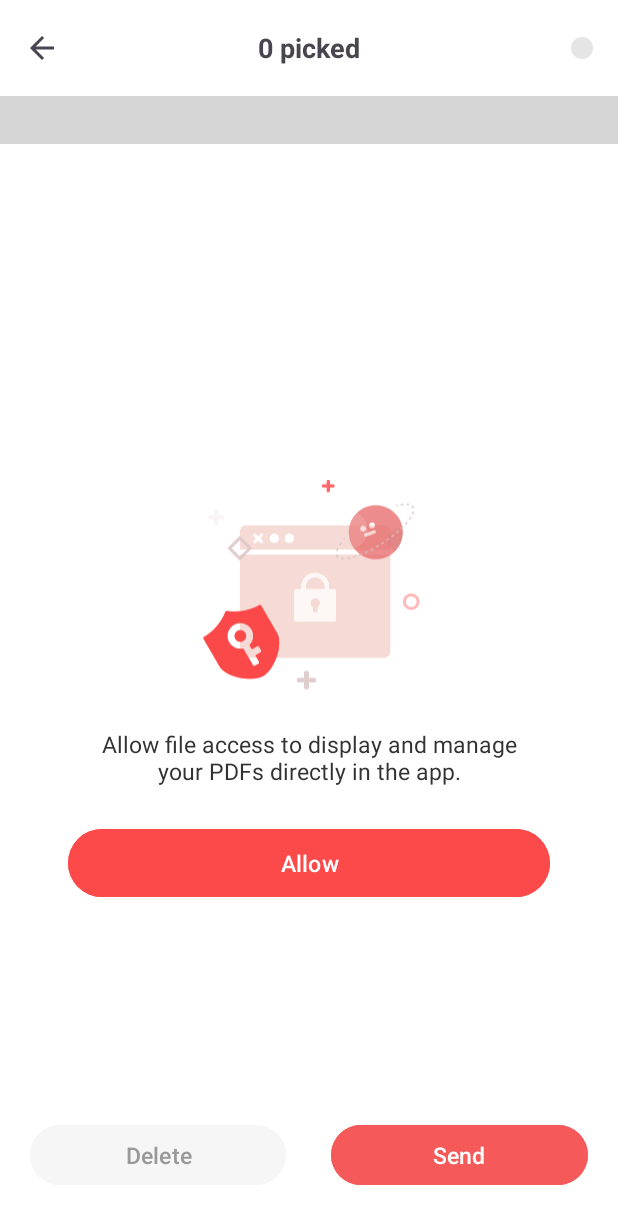
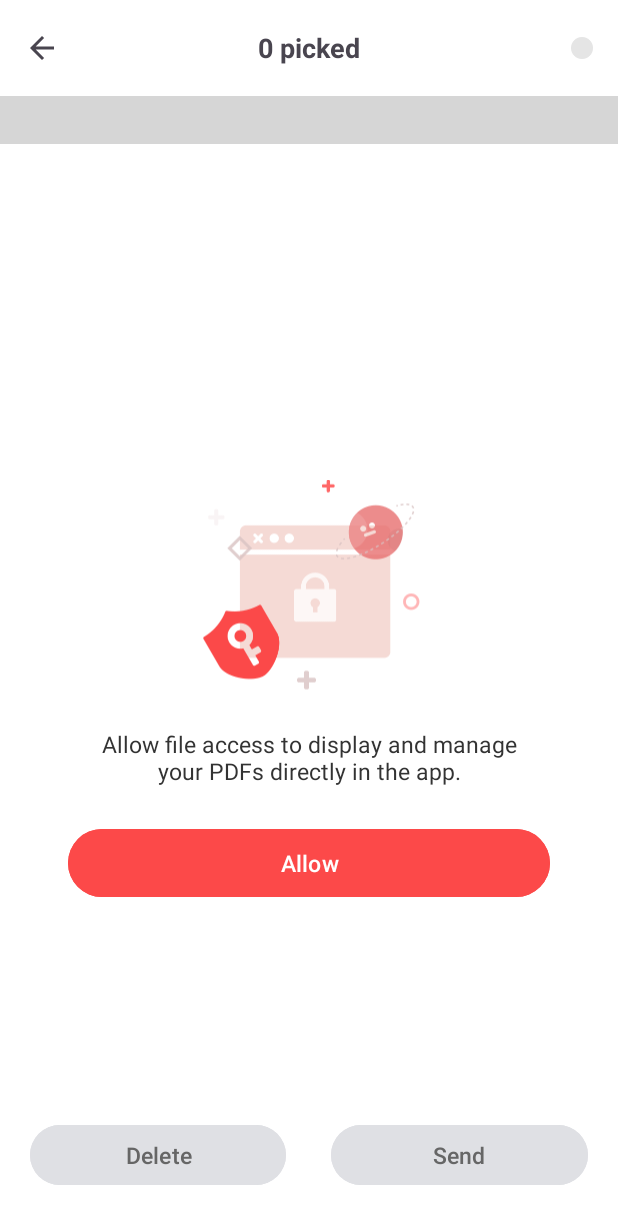
Before and after one commit to Hoole1997/lcb_pdf, an Android app: the ChooseFileActivity screen opened directly, with no data from a screen before it, on a phone screen of 412 x 824 dp. Shown: the top 1224 px of the screen. Run offline under Robolectric (Android 15) with nearby library versions, the light colour scheme and no system bars; libraries missing offline, so code that uses them is left out: com.app.hubert, com.blankj.utilcode, com.chad.library, com.hjq.permissions, net.corekit.core; plain views replace MaterialHeader, SmartRefreshLayout; 21 statements that could not run were skipped; grey boxes are pictures that could not be loaded.

Commit message:
遗留二级页面ui修改

```diff
--- a/pdf/src/main/java/com/documentpro/office/business/fileviewer/ui/home/ChooseFileActivity.kt
+++ b/pdf/src/main/java/com/documentpro/office/business/fileviewer/ui/home/ChooseFileActivity.kt
@@ -1,11 +1,13 @@
 package com.documentpro.office.business.fileviewer.ui.home
 
+import android.content.res.ColorStateList
 import android.content.Context
 import android.content.Intent
 import android.view.Menu
 import android.view.MenuItem
 import androidx.activity.viewModels
 import androidx.appcompat.app.AlertDialog
+import androidx.core.content.ContextCompat
 import androidx.lifecycle.lifecycleScope
 import com.blankj.utilcode.util.FileUtils
 import com.documentpro.office.business.fileviewer.R
@@ -49,7 +51,8 @@ class ChooseFileActivity : BaseActivity<ActivityChooseFileBinding, BusinessChoos
     override fun initView() {
         useDefaultToolbar(binding.toolbar,"")
         binding.tvTitle.text = getString(R.string.choose_file_selected_count, 0)
-mField_1 = intent.getStringExtra(PARAM_QUERY_TYPE) ?: BusinessFileType.PDF.name
+        updateBottomActionButtons(0)
+        mField_1 = intent.getStringExtra(PARAM_QUERY_TYPE) ?: BusinessFileType.PDF.name
 
         listFragment = BusinessFileListFragment.newInstance(mField_1,true)
         supportFragmentManager.beginTransaction().replace(R.id.fl_container,listFragment).commit()
@@ -73,6 +76,7 @@ mField_1 = intent.getStringExtra(PARAM_QUERY_TYPE) ?: BusinessFileType.PDF.name
                 it.select
             }
             binding.tvTitle.text = getString(R.string.choose_file_selected_count, selectCount)
+            updateBottomActionButtons(selectCount)
         }
         model.allChooseEvent.observe(this) {
             execAction_1 ()
@@ -85,15 +89,45 @@ mField_1 = intent.getStringExtra(PARAM_QUERY_TYPE) ?: BusinessFileType.PDF.name
 
     override fun onCreateOptionsMenu(menu: Menu?): Boolean {
         menuInflater.inflate(R.menu.toolbar_menu_choose,menu)
-mField_2 = menu?.findItem(R.id.action_choose)
+        mField_2 = menu?.findItem(R.id.action_choose)
         execAction_1 ()
         return super.onCreateOptionsMenu(menu)
     }
 
     private fun execAction_1() {
         val isAllChoose = model.allChooseEvent.value == true
-mField_2?.setIcon(
+        mField_2?.setIcon(
             if (isAllChoose) R.mipmap.ic_checkbox_selected else R.mipmap.ic_checkbox_unselected
+        )
+    }
+
+    private fun updateBottomActionButtons(selectCount: Int) {
+        val hasSelection = selectCount > 0
+        binding.btnDelete.isEnabled = hasSelection
+        binding.btnShare.isEnabled = hasSelection
+        binding.btnDelete.backgroundTintList = ColorStateList.valueOf(
+            ContextCompat.getColor(
+                this,
+                if (hasSelection) R.color.theme_color_soft_background else R.color.clean_button_disabled_background
+            )
+        )
+        binding.btnDelete.setTextColor(
+            ContextCompat.getColor(
+                this,
+                if (hasSelection) R.color.theme_color else R.color.clean_button_disabled_text
+            )
+        )
+        binding.btnShare.backgroundTintList = ColorStateList.valueOf(
+            ContextCompat.getColor(
+                this,
+                if (hasSelection) R.color.theme_color else R.color.clean_button_disabled_background
+            )
+        )
+        binding.btnShare.setTextColor(
+            ContextCompat.getColor(
+                this,
+                if (hasSelection) R.color.white else R.color.clean_button_disabled_text
+            )
         )
     }
 
--- a/pdf/src/main/res/layout/activity_choose_file.xml
+++ b/pdf/src/main/res/layout/activity_choose_file.xml
@@ -46,9 +46,9 @@
             android:id="@+id/btn_delete"
             android:text="@string/action_delete"
             android:textSize="15sp"
-            android:textColor="#999999"
+            android:textColor="@color/clean_button_disabled_text"
             android:gravity="center"
-            android:backgroundTint="#F6F6F6"
+            android:backgroundTint="@color/clean_button_disabled_background"
             android:paddingTop="9dp"
             android:paddingBottom="9dp"
             android:layout_width="0dp"
@@ -61,8 +61,9 @@
             android:id="@+id/btn_share"
             android:text="@string/action_share"
             android:textSize="15sp"
+            android:textColor="@color/clean_button_disabled_text"
             android:gravity="center"
-            android:backgroundTint="#F55959"
+            android:backgroundTint="@color/clean_button_disabled_background"
             android:paddingTop="9dp"
             android:paddingBottom="9dp"
             android:layout_weight="1"
```
